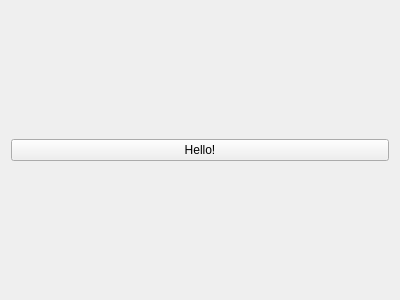
NifTK/NifTK, file Code/Gui/MITK/Modules/niftkIGIGui/ToolsGui/QmitkIGIUltrasonixToolGui.ui: the form before one commit.
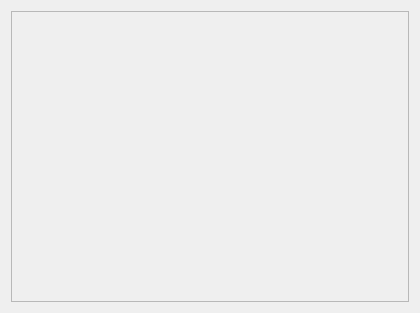
The form after the commit.

Commit message: #1612 - updated techical manual, and tweaking Ultrasonix Gui

```diff
--- a/Code/Gui/MITK/Modules/niftkIGIGui/ToolsGui/QmitkIGIUltrasonixToolGui.ui
+++ b/Code/Gui/MITK/Modules/niftkIGIGui/ToolsGui/QmitkIGIUltrasonixToolGui.ui
@@ -6,19 +6,41 @@
    <rect>
     <x>0</x>
     <y>0</y>
-    <width>400</width>
-    <height>300</height>
+    <width>420</width>
+    <height>313</height>
    </rect>
   </property>
+  <property name="sizePolicy">
+   <sizepolicy hsizetype="Expanding" vsizetype="Expanding">
+    <horstretch>0</horstretch>
+    <verstretch>0</verstretch>
+   </sizepolicy>
+  </property>
   <property name="windowTitle">
    <string>Form</string>
   </property>
   <layout class="QVBoxLayout" name="verticalLayout">
    <item>
-    <widget class="QPushButton" name="pushButton">
-     <property name="text">
-      <string>Hello!</string>
+    <widget class="QScrollArea" name="m_ScrollArea">
+     <property name="widgetResizable">
+      <bool>true</bool>
      </property>
+     <widget class="QWidget" name="scrollAreaWidgetContents">
+      <property name="geometry">
+       <rect>
+        <x>0</x>
+        <y>0</y>
+        <width>394</width>
+        <height>287</height>
+       </rect>
+      </property>
+      <property name="sizePolicy">
+       <sizepolicy hsizetype="Expanding" vsizetype="Expanding">
+        <horstretch>0</horstretch>
+        <verstretch>0</verstretch>
+       </sizepolicy>
+      </property>
+     </widget>
     </widget>
    </item>
   </layout>
```
The commit also changes 10 other files.
